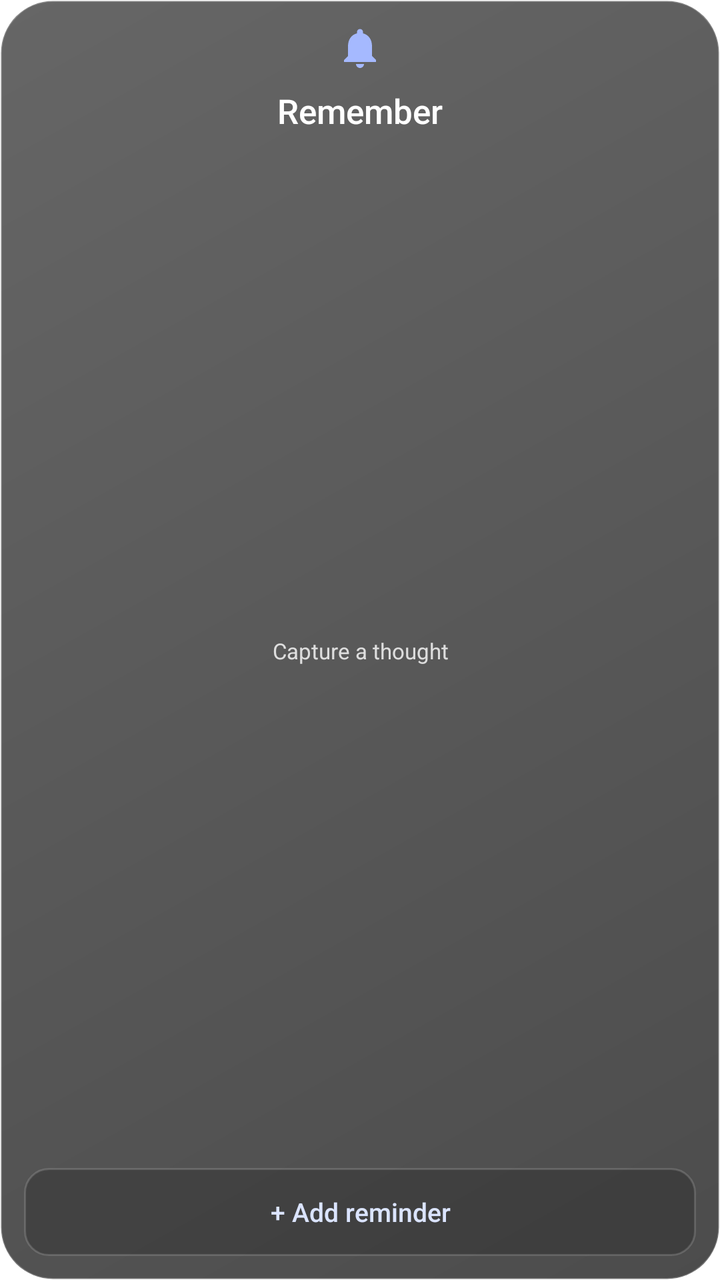
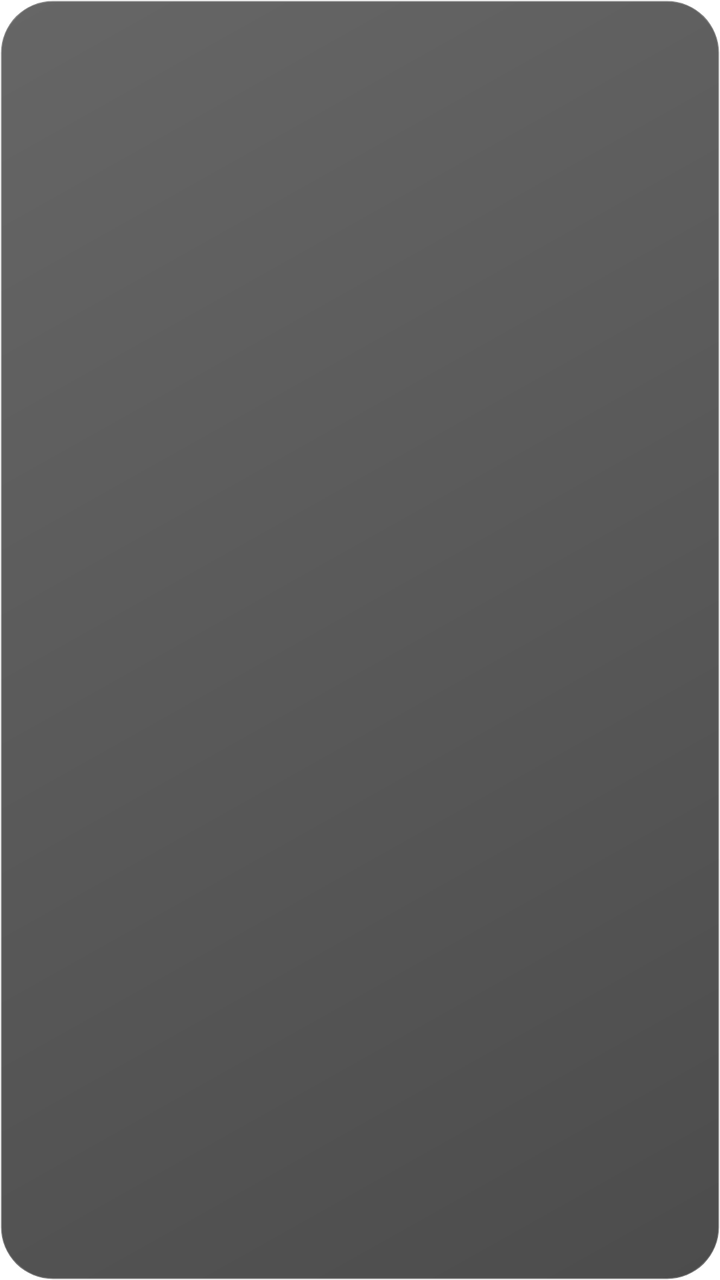

Screens rendered from an Android XML layout before and after an edit, with the pre-edit source and the edit as a unified diff.
<!-- AndroidManifest.xml: fallback theme Theme.MaterialComponents.DayNight.NoActionBar -->
<!-- res/layout/layp_widget_reminder.xml -->
<?xml version="1.0" encoding="utf-8"?>
<LinearLayout xmlns:android="http://schemas.android.com/apk/res/android" android:layout_width="match_parent" android:layout_height="match_parent" android:orientation="vertical" android:gravity="center" android:padding="12dp" android:background="@drawable/layp_widget_glass_dark">
  <ImageView android:layout_width="24dp" android:layout_height="24dp" android:layout_marginBottom="8dp" android:src="@drawable/layp_ic_bell" android:tint="#A5B9FF" android:contentDescription="Reminder" />
  <TextView android:id="@+id/layp_reminder_title" android:layout_width="match_parent" android:layout_height="wrap_content" android:gravity="center" android:text="Remember" android:textColor="#FFFFFF" android:textSize="17sp" android:fontFamily="sans-serif-medium" />
  <TextView android:id="@+id/layp_reminder_hint" android:layout_width="match_parent" android:layout_height="0dp" android:layout_weight="1" android:gravity="center" android:text="Capture a thought" android:textColor="#CCFFFFFF" android:textSize="11sp" />
  <TextView android:id="@+id/layp_reminder_add" android:layout_width="match_parent" android:layout_height="44dp" android:gravity="center" android:text="+ Add reminder" android:textColor="#DBE4FF" android:textSize="13sp" android:fontFamily="sans-serif-medium" android:background="@drawable/layp_widget_chip_bg_dark" android:contentDescription="Add a general reminder" />
</LinearLayout>
<!-- resources referenced by this layout -->
<resources>
  <!-- drawable layp_ic_bell (drawable) -->
  <vector xmlns:android="http://schemas.android.com/apk/res/android"
      android:width="24dp"
      android:height="24dp"
      android:viewportWidth="24"
      android:viewportHeight="24">
    <path android:fillColor="#FFFFFF" android:pathData="M12,22c1.1,0 2,-0.9 2,-2h-4c0,1.1 0.89,2 2,2zM18,16v-5c0,-3.07 -1.64,-5.64 -4.5,-6.32V4c0,-0.83 -0.67,-1.5 -1.5,-1.5s-1.5,0.67 -1.5,1.5v0.68C7.63,5.36 6,7.92 6,11v5l-2,2v1h16v-1l-2,-2z" />
  </vector>
  <!-- drawable layp_widget_chip_bg_dark (drawable) -->
  <shape xmlns:android="http://schemas.android.com/apk/res/android" android:shape="rectangle">
    <solid android:color="#33000000" />
    <stroke android:width="1dp" android:color="#27FFFFFF" />
    <corners android:radius="12dp" />
  </shape>
  <!-- drawable layp_widget_glass_dark (drawable) -->
  <shape xmlns:android="http://schemas.android.com/apk/res/android" android:shape="rectangle">
    <gradient android:angle="135" android:startColor="#B3000000" android:endColor="#99000000" />
    <corners android:radius="26dp" />
    <stroke android:width="1dp" android:color="#38FFFFFF" />
  </shape>
</resources>

<!-- the commit's change to res/layout/layp_widget_reminder.xml (unified diff, before → after) -->
@@ -1,7 +1,6 @@
 <?xml version="1.0" encoding="utf-8"?>
-<LinearLayout xmlns:android="http://schemas.android.com/apk/res/android" android:layout_width="match_parent" android:layout_height="match_parent" android:orientation="vertical" android:gravity="center" android:padding="12dp" android:background="@drawable/layp_widget_glass_dark">
-  <ImageView android:layout_width="24dp" android:layout_height="24dp" android:layout_marginBottom="8dp" android:src="@drawable/layp_ic_bell" android:tint="#A5B9FF" android:contentDescription="Reminder" />
-  <TextView android:id="@+id/layp_reminder_title" android:layout_width="match_parent" android:layout_height="wrap_content" android:gravity="center" android:text="Remember" android:textColor="#FFFFFF" android:textSize="17sp" android:fontFamily="sans-serif-medium" />
-  <TextView android:id="@+id/layp_reminder_hint" android:layout_width="match_parent" android:layout_height="0dp" android:layout_weight="1" android:gravity="center" android:text="Capture a thought" android:textColor="#CCFFFFFF" android:textSize="11sp" />
-  <TextView android:id="@+id/layp_reminder_add" android:layout_width="match_parent" android:layout_height="44dp" android:gravity="center" android:text="+ Add reminder" android:textColor="#DBE4FF" android:textSize="13sp" android:fontFamily="sans-serif-medium" android:background="@drawable/layp_widget_chip_bg_dark" android:contentDescription="Add a general reminder" />
-</LinearLayout>
+<FrameLayout xmlns:android="http://schemas.android.com/apk/res/android" android:id="@+id/layp_reminder_square" android:layout_width="match_parent" android:layout_height="match_parent">
+  <FrameLayout android:layout_width="match_parent" android:layout_height="match_parent" android:background="@drawable/layp_widget_glass_dark">
+    <ListView android:id="@+id/layp_reminder_list" android:layout_width="match_parent" android:layout_height="match_parent" android:divider="@null" android:scrollbars="none" />
+  </FrameLayout>
+</FrameLayout>
<!-- resource entries referenced after the edit -->
@@ -1,19 +1,5 @@
 <!-- resources referenced by this layout -->
 <resources>
-  <!-- drawable layp_ic_bell (drawable) -->
-  <vector xmlns:android="http://schemas.android.com/apk/res/android"
-      android:width="24dp"
-      android:height="24dp"
-      android:viewportWidth="24"
-      android:viewportHeight="24">
-    <path android:fillColor="#FFFFFF" android:pathData="M12,22c1.1,0 2,-0.9 2,-2h-4c0,1.1 0.89,2 2,2zM18,16v-5c0,-3.07 -1.64,-5.64 -4.5,-6.32V4c0,-0.83 -0.67,-1.5 -1.5,-1.5s-1.5,0.67 -1.5,1.5v0.68C7.63,5.36 6,7.92 6,11v5l-2,2v1h16v-1l-2,-2z" />
-  </vector>
-  <!-- drawable layp_widget_chip_bg_dark (drawable) -->
-  <shape xmlns:android="http://schemas.android.com/apk/res/android" android:shape="rectangle">
-    <solid android:color="#33000000" />
-    <stroke android:width="1dp" android:color="#27FFFFFF" />
-    <corners android:radius="12dp" />
-  </shape>
   <!-- drawable layp_widget_glass_dark (drawable) -->
   <shape xmlns:android="http://schemas.android.com/apk/res/android" android:shape="rectangle">
     <gradient android:angle="135" android:startColor="#B3000000" android:endColor="#99000000" />
